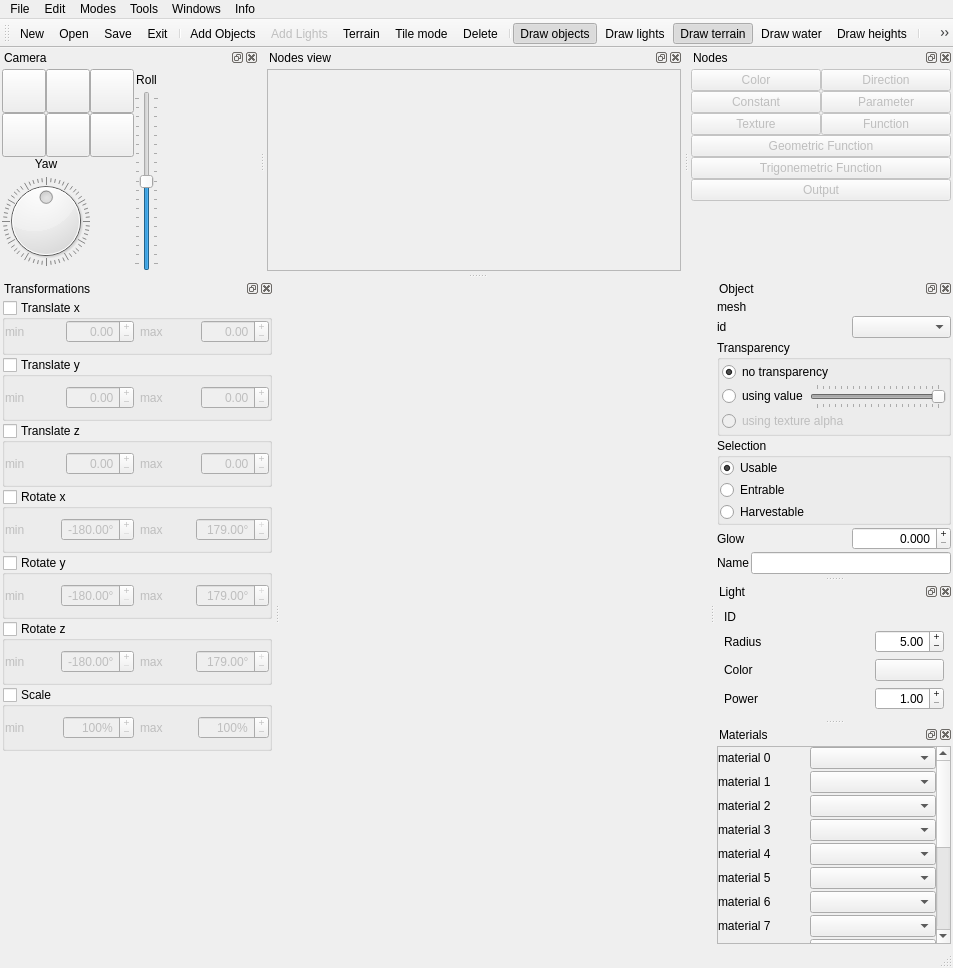
Old version of the form new_map_editor/mapeditor.ui in the repository xaphier/Eternal-Lands.
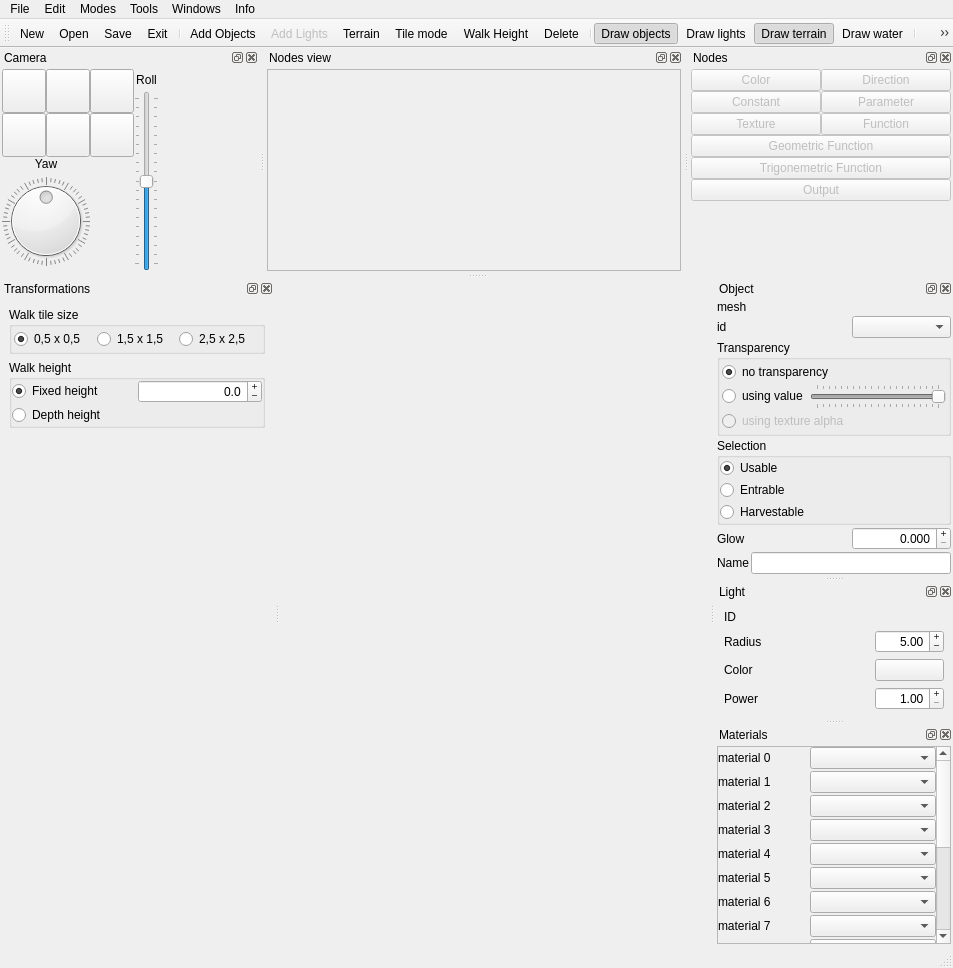
New version of the form. Icons and pictures are not drawn. Custom widgets are drawn as their Qt base class.

Commit message: * Improved const of shared pointers  * Improved map editor and walk height editing

What changed in the file:
```diff
--- a/new_map_editor/mapeditor.ui
+++ b/new_map_editor/mapeditor.ui
@@ -186,13 +186,13 @@
    <addaction name="action_add_lights"/>
    <addaction name="action_terrain_mode"/>
    <addaction name="action_tile_mode"/>
+   <addaction name="action_walk_height_mode"/>
    <addaction name="action_delete_mode"/>
    <addaction name="separator"/>
    <addaction name="action_objects"/>
    <addaction name="action_lights"/>
    <addaction name="action_terrain"/>
    <addaction name="action_water"/>
-   <addaction name="action_heights"/>
    <addaction name="separator"/>
    <addaction name="action_ground_hemisphere"/>
    <addaction name="action_dungeon"/>
@@ -3082,6 +3082,116 @@
          </item>
         </layout>
        </widget>
+       <widget class="QWidget" name="walk_height_page">
+        <layout class="QVBoxLayout" name="verticalLayout">
+         <item>
+          <widget class="QGroupBox" name="groupBox_7">
+           <property name="title">
+            <string>Walk tile size</string>
+           </property>
+           <layout class="QHBoxLayout" name="horizontalLayout_11">
+            <property name="spacing">
+             <number>2</number>
+            </property>
+            <property name="margin">
+             <number>2</number>
+            </property>
+            <item>
+             <widget class="QRadioButton" name="walk_height_size_0">
+              <property name="text">
+               <string>0,5 x 0,5</string>
+              </property>
+              <property name="checked">
+               <bool>true</bool>
+              </property>
+             </widget>
+            </item>
+            <item>
+             <widget class="QRadioButton" name="walk_height_size_1">
+              <property name="text">
+               <string>1,5 x 1,5</string>
+              </property>
+             </widget>
+            </item>
+            <item>
+             <widget class="QRadioButton" name="walk_height_size_2">
+              <property name="text">
+               <string>2,5 x 2,5</string>
+              </property>
+             </widget>
+            </item>
+           </layout>
+          </widget>
+         </item>
+         <item>
+          <widget class="QGroupBox" name="groupBox_2">
+           <property name="title">
+            <string>Walk height</string>
+           </property>
+           <layout class="QGridLayout" name="gridLayout_9">
+            <property name="margin">
+             <number>0</number>
+            </property>
+            <property name="spacing">
+             <number>2</number>
+            </property>
+            <item row="0" column="0">
+             <widget class="QRadioButton" name="fixed_height_button">
+              <property name="text">
+               <string>Fixed height</string>
+              </property>
+              <property name="checked">
+               <bool>true</bool>
+              </property>
+             </widget>
+            </item>
+            <item row="0" column="1">
+             <widget class="QDoubleSpinBox" name="fixed_height">
+              <property name="alignment">
+               <set>Qt::AlignRight|Qt::AlignTrailing|Qt::AlignVCenter</set>
+              </property>
+              <property name="buttonSymbols">
+               <enum>QAbstractSpinBox::PlusMinus</enum>
+              </property>
+              <property name="decimals">
+               <number>1</number>
+              </property>
+              <property name="minimum">
+               <double>-2.200000000000000</double>
+              </property>
+              <property name="maximum">
+               <double>23.199999999999999</double>
+              </property>
+              <property name="singleStep">
+               <double>0.200000000000000</double>
+              </property>
+             </widget>
+            </item>
+            <item row="1" column="0">
+             <widget class="QRadioButton" name="depth_height_button">
+              <property name="text">
+               <string>Depth height</string>
+              </property>
+             </widget>
+            </item>
+           </layout>
+          </widget>
+         </item>
+         <item>
+          <spacer name="verticalSpacer">
+           <property name="orientation">
+            <enum>Qt::Vertical</enum>
+           </property>
+           <property name="sizeHint" stdset="0">
+            <size>
+             <width>20</width>
+             <height>519</height>
+            </size>
+           </property>
+          </spacer>
+         </item>
+        </layout>
+       </widget>
        <widget class="QWidget" name="randomize_page">
         <layout class="QVBoxLayout" name="verticalLayout_5">
          <property name="spacing">
@@ -4138,7 +4248,7 @@
     <string>Roll down</string>
    </property>
   </action>
-  <action name="action_heights">
+  <action name="action_walk_height_mode">
    <property name="checkable">
     <bool>true</bool>
    </property>
@@ -4147,10 +4257,10 @@
      <normaloff>:/icons/height.png</normaloff>:/icons/height.png</iconset>
    </property>
    <property name="text">
-    <string>Draw heights</string>
+    <string>Walk Height</string>
    </property>
    <property name="toolTip">
-    <string>Draw heights</string>
+    <string>Walk Height</string>
    </property>
   </action>
   <action name="action_terrain_textures">
```
Left out of the diff: 16 changed lines with no effect on the pictures. The commit also changes 120 other files.
